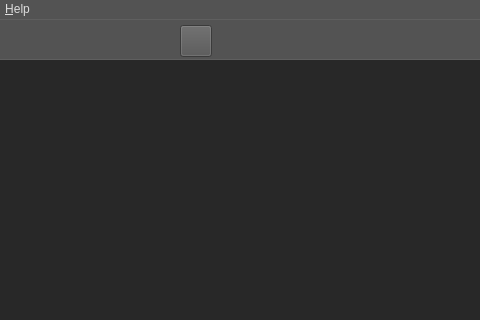
This is resource/gui/GUI.ui in dthung1602/NetworkVisualization as Qt 5 draws it before an edit; both pictures show x 214 to 694 and y 0 to 320 of the 1366 by 835 pixel window. The edited form follows.
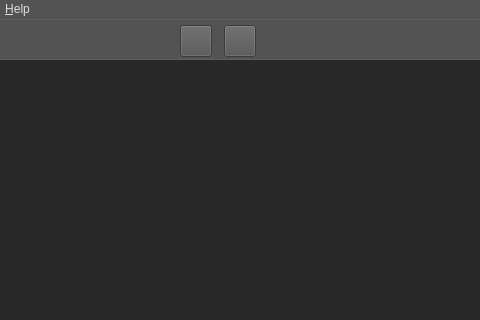
This is the edited form. Icons and pictures are not drawn.

Diff of the .ui file:
```diff
--- a/resource/gui/GUI.ui
+++ b/resource/gui/GUI.ui
@@ -712,6 +712,50 @@
       </size>
      </property>
     </widget>
+    <widget class="QToolButton" name="add_attribute_btn">
+     <property name="geometry">
+      <rect>
+       <x>438</x>
+       <y>6</y>
+       <width>32</width>
+       <height>32</height>
+      </rect>
+     </property>
+     <property name="toolTip">
+      <string>&lt;html&gt;&lt;head/&gt;&lt;body&gt;&lt;p&gt;Export graphs&lt;/p&gt;&lt;/body&gt;&lt;/html&gt;</string>
+     </property>
+     <property name="whatsThis">
+      <string>&lt;html&gt;&lt;head/&gt;&lt;body&gt;&lt;p&gt;&lt;span style=&quot; color:#ffffff;&quot;&gt;Add nodes&lt;/span&gt;&lt;/p&gt;&lt;/body&gt;&lt;/html&gt;</string>
+     </property>
+     <property name="styleSheet">
+      <string notr="true">#graph_btn{
+background-color: transparent;
+border-image: url(&quot;resource/gui/tool/graph.png&quot;);
+background: none;
+border-radius: 3px;
+background-repeat: none;
+}
+#graph_btn:hover{
+background-color: #454545;
+border-radius: 3px;
+border-image: url(&quot;resource/gui/tool/graph.png&quot;);
+}
+#graph_btn:pressed{
+background-color: #383838;
+border-radius: 3px;
+border-image: url(&quot;resource/gui/tool/graph.png&quot;);
+}</string>
+     </property>
+     <property name="text">
+      <string/>
+     </property>
+     <property name="iconSize">
+      <size>
+       <width>16</width>
+       <height>16</height>
+      </size>
+     </property>
+    </widget>
    </widget>
    <widget class="Line" name="line_3">
     <property name="geometry">
```
